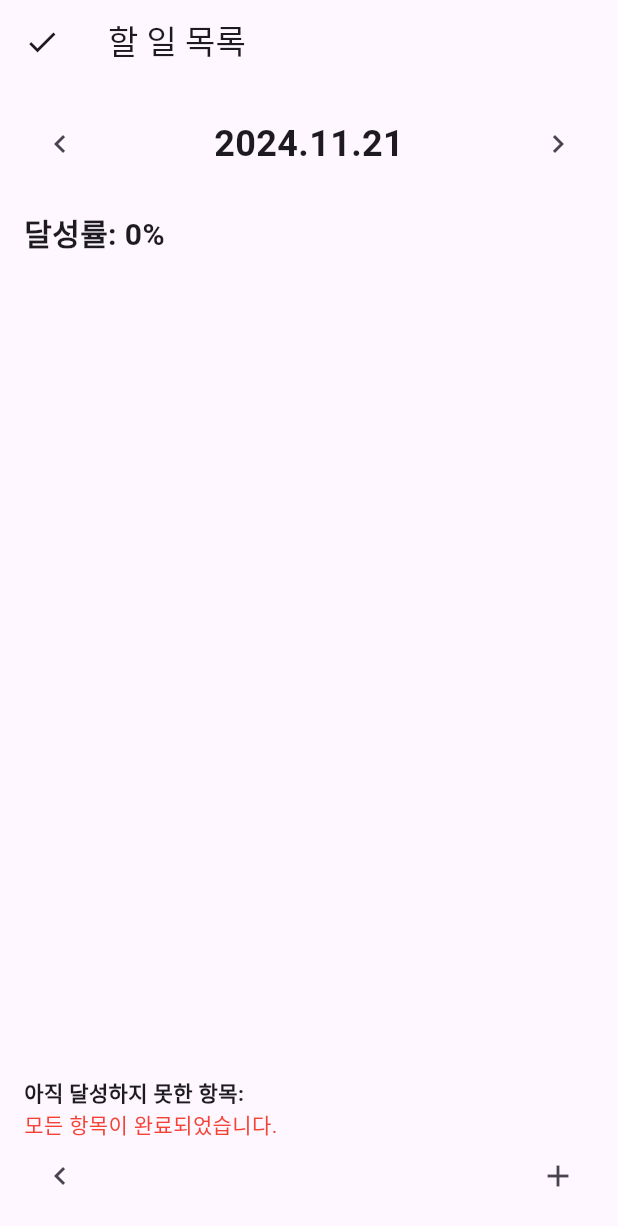
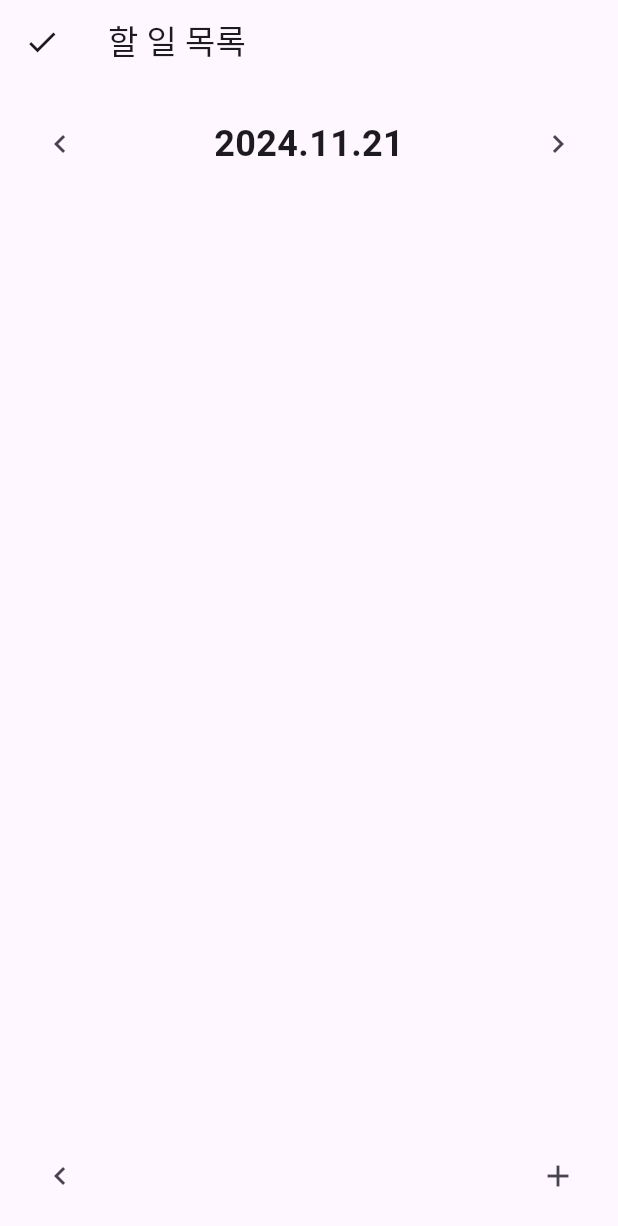
Before and after one commit to MobileProject-WhatAreYouDoingToday/FE, a Flutter app: the screen it shows after launch, on a phone screen of 412 x 824 dp. Shown: the top 1226 px of the screen. Run offline on Flutter 3.47's test engine with Material 3 defaults, Android fonts, the phone set to English and light mode, and no system bars; our stand-ins replace flutter_time_picker_spinner.

Commit message:
task업로드

```diff
--- a/mobile/lib/list.dart
+++ b/mobile/lib/list.dart
@@ -1,8 +1,8 @@
 import 'package:flutter/material.dart';
 import 'package:intl/intl.dart';
-import 'creation.dart'; // creation.dart 파일을 임포트합니다.
-import 'process.dart' as process; // process.dart를 접두사와 함께 임포트합니다.
-import 'task.dart'; // Task 모델을 임포트합니다.
+import 'creation.dart';
+import 'process.dart' as process;
+import 'task.dart';
 
 class TodoListPage extends StatefulWidget {
   @override
@@ -11,14 +11,13 @@ class TodoListPage extends StatefulWidget {
 
 class _TodoListPageState extends State<TodoListPage> {
   DateTime selectedDate = DateTime.now();
-  List<Task> tasks = []; // Task 모델 리스트로 변경
-  List<bool> isMemoVisible = []; // 각 할 일의 메모 표시 상태
+  List<Task> tasks = [];
+  List<bool> isMemoVisible = [];
 
   @override
   void initState() {
     super.initState();
-    // isMemoVisible 리스트 초기화
-    isMemoVisible = List<bool>.filled(tasks.length, false); // 수정된 부분
+    isMemoVisible = [];
   }
 
   void _prevDate() {
@@ -36,8 +35,15 @@ class _TodoListPageState extends State<TodoListPage> {
   void _toggleMemoVisibility(int index) {
     setState(() {
       if (index < isMemoVisible.length) {
-        isMemoVisible[index] = !isMemoVisible[index]; // 특정 인덱스의 메모 열기/닫기 상태 토글
+        isMemoVisible[index] = !isMemoVisible[index];
       }
+    });
+  }
+
+  void _addTask(Task task) {
+    setState(() {
+      tasks.add(task);
+      isMemoVisible.add(false);
     });
   }
 
@@ -48,10 +54,7 @@ class _TodoListPageState extends State<TodoListPage> {
     );
 
     if (result is Task) {
-      setState(() {
-        tasks.add(result); // Task 객체 추가
-        isMemoVisible.add(false); // 새로운 작업 추가 시 메모 표시 상태 초기화
-      });
+      _addTask(result);
     }
   }
 
@@ -73,15 +76,15 @@ class _TodoListPageState extends State<TodoListPage> {
 
     Task? nextTask = tasks.firstWhere(
       (task) => !task.isCompleted,
-      orElse: () => Task(title: '모든 항목이 완료되었습니다.'), // 기본값 제공
+      orElse: () => Task(title: '모든 작업 완료', isCompleted: true),
     );
 
     return Scaffold(
       appBar: AppBar(
         title: Text('할 일 목록'),
         leading: IconButton(
-          icon: Icon(Icons.check), // 체크 아이콘
-          onPressed: _navigateToProcessPage, // ProcessScreen으로 이동
+          icon: Icon(Icons.check),
+          onPressed: _navigateToProcessPage,
         ),
       ),
       body: Padding(
@@ -93,18 +96,18 @@ class _TodoListPageState extends State<TodoListPage> {
               mainAxisAlignment: MainAxisAlignment.spaceBetween,
               children: [
                 IconButton(
-                    icon: Icon(Icons.chevron_left), onPressed: _prevDate),
-                Text(DateFormat('yyyy.MM.dd').format(selectedDate),
-                    style:
-                        TextStyle(fontSize: 24, fontWeight: FontWeight.bold)),
+                  icon: Icon(Icons.chevron_left),
+                  onPressed: _prevDate,
+                ),
+                Text(
+                  DateFormat('yyyy.MM.dd').format(selectedDate),
+                  style: TextStyle(fontSize: 24, fontWeight: FontWeight.bold),
+                ),
                 IconButton(
-                    icon: Icon(Icons.chevron_right), onPressed: _nextDate),
+                  icon: Icon(Icons.chevron_right),
+                  onPressed: _nextDate,
+                ),
               ],
-            ),
-            SizedBox(height: 20),
-            Text(
-              '달성률: ${achievementRate.toStringAsFixed(0)}%',
-              style: TextStyle(fontSize: 20, fontWeight: FontWeight.bold),
             ),
             SizedBox(height: 10),
             Expanded(
@@ -129,37 +132,31 @@ class _TodoListPageState extends State<TodoListPage> {
                             ),
                           ),
                           IconButton(
-                            icon: Icon(isMemoVisible.length > index &&
-                                    isMemoVisible[index]
+                            icon: Icon(isMemoVisible[index]
                                 ? Icons.remove
                                 : Icons.add),
                             onPressed: () => _toggleMemoVisibility(index),
                           ),
                         ],
                       ),
-                      if (isMemoVisible.length > index && isMemoVisible[index])
-                        Text(tasks[index].memo ?? '',
-                            style: TextStyle(color: Colors.grey)),
-                      SizedBox(height: 10), // 간격 조정
+                      if (isMemoVisible[index])
+                        Text(
+                          tasks[index].memo ?? '',
+                          style: TextStyle(color: Colors.grey),
+                        ),
+                      SizedBox(height: 10),
                     ],
                   );
                 },
               ),
             ),
-            if (nextTask != null) ...[
-              Text(
-                '아직 달성하지 못한 항목:',
-                style: TextStyle(fontWeight: FontWeight.bold),
-              ),
-              Text(nextTask.title, style: TextStyle(color: Colors.red)),
-            ],
             Row(
               mainAxisAlignment: MainAxisAlignment.spaceBetween,
               children: [
                 IconButton(icon: Icon(Icons.navigate_before), onPressed: () {}),
                 IconButton(
-                  icon: Icon(Icons.add), // 오른쪽 버튼 아이콘
-                  onPressed: _navigateToCreationPage, // CreationPage로 이동
+                  icon: Icon(Icons.add),
+                  onPressed: _navigateToCreationPage,
                 ),
               ],
             ),
--- a/mobile/lib/process.dart
+++ b/mobile/lib/process.dart
@@ -76,11 +76,3 @@ class ProcessScreen extends StatelessWidget {
     );
   }
 }
-
-// Task 모델 클래스
-class Task {
-  final String title;
-  bool isCompleted;
-
-  Task({required this.title, this.isCompleted = false});
-}
--- a/mobile/lib/task.dart
+++ b/mobile/lib/task.dart
@@ -1,7 +1,11 @@
 class Task {
-  final String title; // 할 일 제목
-  final String? memo; // 메모 (선택적)
+  String title;
+  String? memo; // 메모는 선택적
   bool isCompleted; // 완료 여부
 
-  Task({required this.title, this.memo, this.isCompleted = false});
+  Task({
+    required this.title,
+    this.memo,
+    this.isCompleted = false,
+  });
 }
```
Also changed, not shown: mobile/lib/creation.dart (+15 -7 lines), 1 other file.
